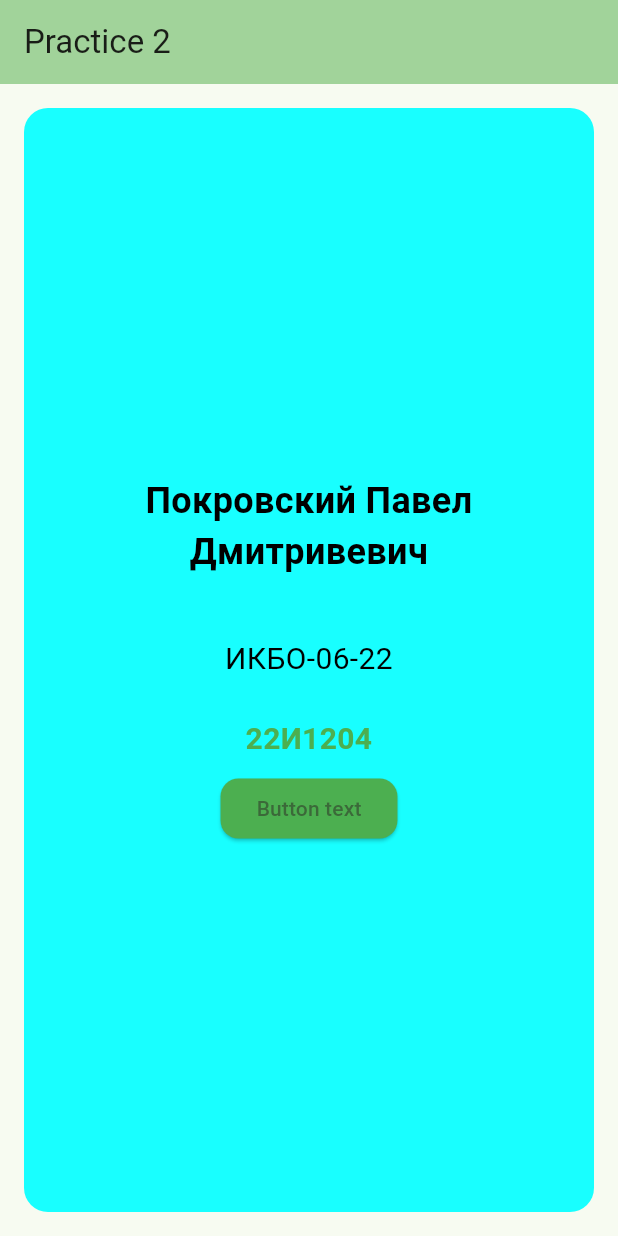
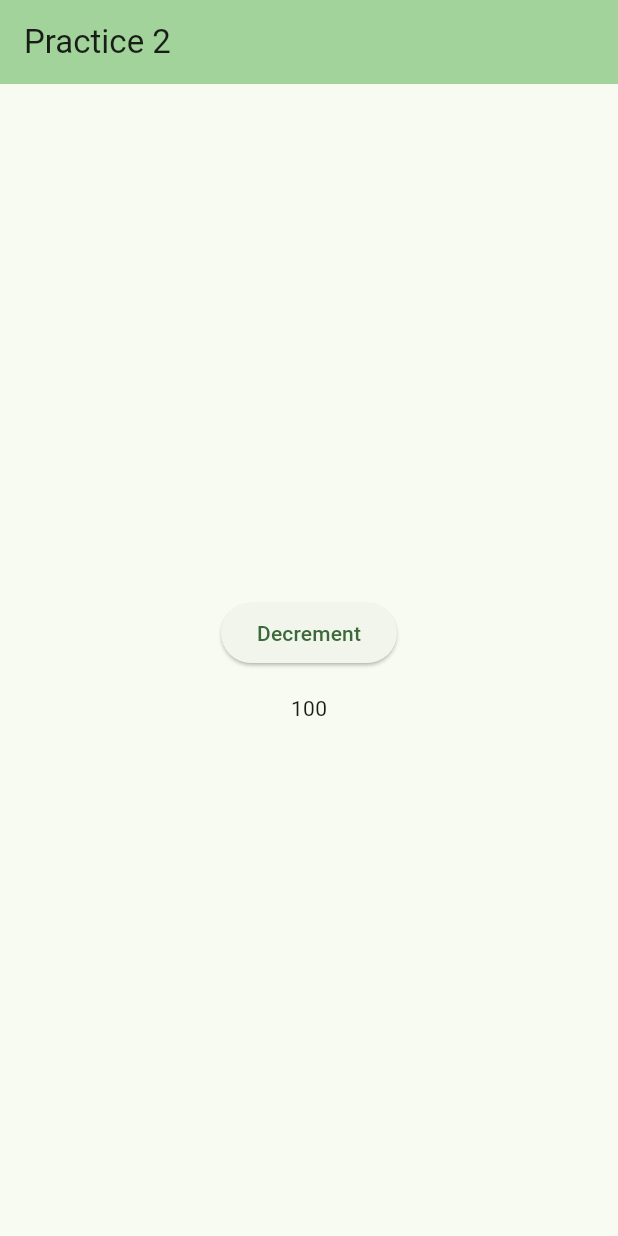
Before and after one commit to Le1NZ/flutter_practics, a Flutter app: the screen it shows after launch, on a phone screen of 412 x 824 dp. Run offline on Flutter 3.47's test engine with Material 3 defaults, Android fonts, the phone set to English and light mode, and no system bars.

Commit message:
Add own Stateless and Stateful Widgets

```diff
--- a/lib/src/feature/home/src/home_screen.dart
+++ b/lib/src/feature/home/src/home_screen.dart
@@ -5,99 +5,43 @@ class HomeScreen extends StatelessWidget {
 
   @override
   Widget build(BuildContext context) {
-    return Container(
-      alignment: Alignment.center,
-      margin: const EdgeInsets.all(16),
-      decoration: BoxDecoration(
-        color: Colors.cyanAccent,
-        borderRadius: BorderRadius.circular(16),
-      ),
-      child: Column(
-        mainAxisAlignment: MainAxisAlignment.center,
-        spacing: 8,
-        children: [
-          const _Name(),
-          Padding(
-            padding: EdgeInsets.only(left: 0, right: 0, top: 32, bottom: 16),
-            child: const _GroupNumber(),
-          ),
-          const _StudentIdCardNumber(),
-          const _TestButton(),
-        ],
-      ),
+    return Center(
+      child: _DecrementAndShow(),
     );
   }
 }
 
-class _TestButton extends StatelessWidget {
-  const _TestButton();
+class _DecrementAndShow extends StatefulWidget {
 
-  void _stubClick() {}
+  const _DecrementAndShow();
+
+  @override
+  State<StatefulWidget> createState() => _DecrementAndShowState();
+}
+
+class _DecrementAndShowState extends State<_DecrementAndShow> {
+  int _counter = 100;
+
+  void _decrementCounter() {
+    setState(() {
+      _counter--;
+    });
+  }
 
   @override
   Widget build(BuildContext context) {
-    return ElevatedButton(
-      onPressed: _stubClick,
-      style: ButtonStyle(
-        backgroundColor: WidgetStateProperty.all(Colors.green),
-        shape: WidgetStateProperty.all(
-          RoundedRectangleBorder(borderRadius: BorderRadius.circular(12)),
-        ),
-      ),
-      child: Text('Button text'),
+    return Column(
+        mainAxisAlignment: MainAxisAlignment.center,
+        spacing: 16,
+        children: <Widget>[
+          ElevatedButton(
+            onPressed: _decrementCounter,
+            child: Text("Decrement"),
+          ),
+          Text(
+            '$_counter',
+          ),
+        ]
     );
   }
 }
-
-class _Name extends StatelessWidget {
-  const _Name();
-
-  final String name = 'Покровский Павел Дмитривевич';
-
-  @override
-  Widget build(BuildContext context) {
-    return Text(
-      name,
-      style: TextStyle(
-        fontSize: 24,
-        color: Colors.black,
-        fontWeight: FontWeight.bold,
-      ),
-      textAlign: TextAlign.center,
-    );
-  }
-}
-
-class _GroupNumber extends StatelessWidget {
-  const _GroupNumber();
-
-  final String groupNumber = 'ИКБО-06-22';
-
-  @override
-  Widget build(BuildContext context) {
-    return Text(
-      groupNumber,
-      style: TextStyle(fontSize: 20, color: Colors.black),
-      textAlign: TextAlign.center,
-    );
-  }
-}
-
-class _StudentIdCardNumber extends StatelessWidget {
-  const _StudentIdCardNumber();
-
-  final String cardNumber = '22И1204';
-
-  @override
-  Widget build(BuildContext context) {
-    return Text(
-      cardNumber,
-      style: TextStyle(
-        fontSize: 20,
-        color: Colors.green,
-        fontWeight: FontWeight.bold,
-      ),
-      textAlign: TextAlign.center,
-    );
-  }
-}
```
